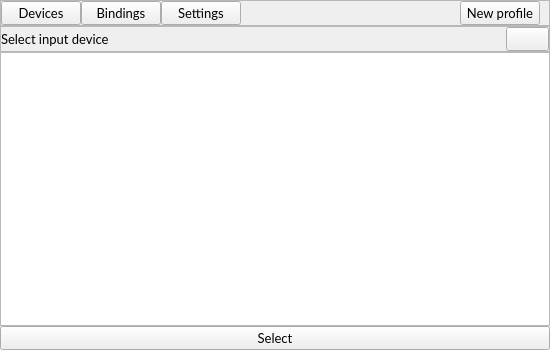
The window that mainwindow.ui (Frewacom/midi-soundboard) describes before a commit, drawn with Qt 5.
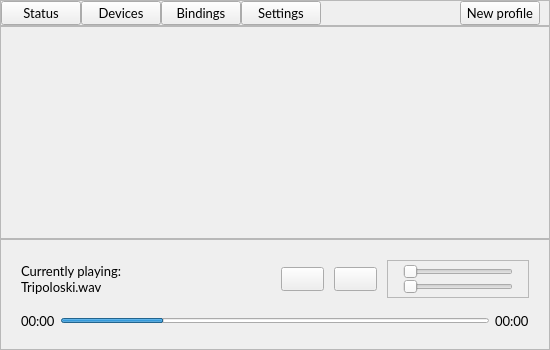
The same window after the commit. Icons and pictures are not drawn.

Commit message: Added the status page and the audio controls section

The edit to the form file:
```diff
--- a/mainwindow.ui
+++ b/mainwindow.ui
@@ -75,6 +75,19 @@
        <property name="bottomMargin">
         <number>0</number>
        </property>
+       <item>
+        <widget class="QPushButton" name="HeaderStatusButton">
+         <property name="accessibleName">
+          <string>btn-header</string>
+         </property>
+         <property name="text">
+          <string>Status</string>
+         </property>
+         <property name="checkable">
+          <bool>true</bool>
+         </property>
+        </widget>
+       </item>
        <item>
         <widget class="QPushButton" name="HeaderDevicesButton">
          <property name="accessibleName">
@@ -142,6 +155,257 @@
     </item>
     <item>
      <widget class="QStackedWidget" name="ScreenWidget">
+      <widget class="QWidget" name="StatusScreen">
+       <layout class="QVBoxLayout" name="verticalLayout_5" stretch="2,0">
+        <property name="spacing">
+         <number>0</number>
+        </property>
+        <property name="leftMargin">
+         <number>0</number>
+        </property>
+        <property name="topMargin">
+         <number>0</number>
+        </property>
+        <property name="rightMargin">
+         <number>0</number>
+        </property>
+        <property name="bottomMargin">
+         <number>0</number>
+        </property>
+        <item>
+         <widget class="QFrame" name="frame">
+          <property name="frameShape">
+           <enum>QFrame::StyledPanel</enum>
+          </property>
+          <property name="frameShadow">
+           <enum>QFrame::Raised</enum>
+          </property>
+         </widget>
+        </item>
+        <item>
+         <widget class="QFrame" name="frame_2">
+          <property name="frameShape">
+           <enum>QFrame::StyledPanel</enum>
+          </property>
+          <property name="frameShadow">
+           <enum>QFrame::Raised</enum>
+          </property>
+          <layout class="QVBoxLayout" name="verticalLayout_7" stretch="2,1">
+           <property name="spacing">
+            <number>15</number>
+           </property>
+           <property name="leftMargin">
+            <number>20</number>
+           </property>
+           <property name="topMargin">
+            <number>20</number>
+           </property>
+           <property name="rightMargin">
+            <number>20</number>
+           </property>
+           <property name="bottomMargin">
+            <number>20</number>
+           </property>
+           <item>
+            <layout class="QHBoxLayout" name="StatusControlsTopLayout">
+             <property name="spacing">
+              <number>10</number>
+             </property>
+             <item>
+              <layout class="QVBoxLayout" name="verticalLayout_9">
+               <property name="spacing">
+                <number>0</number>
+               </property>
+               <item>
+                <widget class="QLabel" name="StatusControlsSongTitle">
+                 <property name="text">
+                  <string>Currently playing:</string>
+                 </property>
+                 <property name="alignment">
+                  <set>Qt::AlignBottom|Qt::AlignLeading|Qt::AlignLeft</set>
+                 </property>
+                </widget>
+               </item>
+               <item>
+                <widget class="QLabel" name="StatusControlsSong">
+                 <property name="accessibleName">
+                  <string>controls-current-song</string>
+                 </property>
+                 <property name="text">
+                  <string>Tripoloski.wav</string>
+                 </property>
+                 <property name="alignment">
+                  <set>Qt::AlignLeading|Qt::AlignLeft|Qt::AlignTop</set>
+                 </property>
+                </widget>
+               </item>
+              </layout>
+             </item>
+             <item>
+              <spacer name="horizontalSpacer">
+               <property name="orientation">
+                <enum>Qt::Horizontal</enum>
+               </property>
+               <property name="sizeHint" stdset="0">
+                <size>
+                 <width>40</width>
+                 <height>20</height>
+                </size>
+               </property>
+              </spacer>
+             </item>
+             <item>
+              <widget class="QPushButton" name="StatusControlsPauseStart">
+               <property name="accessibleName">
+                <string>controls-btn</string>
+               </property>
+               <property name="text">
+                <string/>
+               </property>
+               <property name="icon">
+                <iconset resource="resources.qrc">
+                 <normaloff>:/icons/pause.svg</normaloff>:/icons/pause.svg</iconset>
+               </property>
+              </widget>
+             </item>
+             <item>
+              <widget class="QPushButton" name="StatusControlsReset">
+               <property name="accessibleName">
+                <string>controls-btn</string>
+               </property>
+               <property name="text">
+                <string/>
+               </property>
+               <property name="icon">
+                <iconset resource="resources.qrc">
+                 <normaloff>:/icons/stop.svg</normaloff>:/icons/stop.svg</iconset>
+               </property>
+              </widget>
+             </item>
+             <item>
+              <widget class="QFrame" name="StatusControlsVolumeFrame">
+               <property name="frameShape">
+                <enum>QFrame::StyledPanel</enum>
+               </property>
+               <property name="frameShadow">
+                <enum>QFrame::Raised</enum>
+               </property>
+               <layout class="QVBoxLayout" name="verticalLayout_8">
+                <property name="spacing">
+                 <number>0</number>
+                </property>
+                <property name="leftMargin">
+                 <number>15</number>
+                </property>
+                <property name="topMargin">
+                 <number>3</number>
+                </property>
+                <property name="rightMargin">
+                 <number>15</number>
+                </property>
+                <property name="bottomMargin">
+                 <number>3</number>
+                </property>
+                <item>
+                 <widget class="QSlider" name="StatusControlsVolumeSelf">
+                  <property name="sizePolicy">
+                   <sizepolicy hsizetype="Minimum" vsizetype="Fixed">
+                    <horstretch>0</horstretch>
+                    <verstretch>0</verstretch>
+                   </sizepolicy>
+                  </property>
+                  <property name="minimumSize">
+                   <size>
+                    <width>110</width>
+                    <height>0</height>
+                   </size>
+                  </property>
+                  <property name="accessibleName">
+                   <string>controls-slider</string>
+                  </property>
+                  <property name="orientation">
+                   <enum>Qt::Horizontal</enum>
+                  </property>
+                 </widget>
+                </item>
+                <item>
+                 <widget class="QSlider" name="StatusControlsVolumeOut">
+                  <property name="sizePolicy">
+                   <sizepolicy hsizetype="Minimum" vsizetype="Fixed">
+                    <horstretch>0</horstretch>
+                    <verstretch>0</verstretch>
+                   </sizepolicy>
+                  </property>
+                  <property name="minimumSize">
+                   <size>
+                    <width>110</width>
+                    <height>0</height>
+                   </size>
+                  </property>
+                  <property name="accessibleName">
+                   <string>controls-slider</string>
+                  </property>
+                  <property name="orientation">
+                   <enum>Qt::Horizontal</enum>
+                  </property>
+                 </widget>
+                </item>
+               </layout>
+              </widget>
+             </item>
+            </layout>
+           </item>
+           <item>
+            <layout class="QHBoxLayout" name="StatusControlsBottomLayout">
+             <item>
+              <widget class="QLabel" name="StatusControlsTimeCurrent">
+               <property name="accessibleName">
+                <string>controls-time-label</string>
+               </property>
+               <property name="text">
+                <string>00:00</string>
+               </property>
+              </widget>
+             </item>
+             <item>
+              <widget class="QProgressBar" name="StatusControlsTimebar">
+               <property name="maximumSize">
+                <size>
+                 <width>16777215</width>
+                 <height>5</height>
+                </size>
+               </property>
+               <property name="accessibleName">
+                <string>controls-timebar</string>
+               </property>
+               <property name="value">
+                <number>24</number>
+               </property>
+               <property name="alignment">
+                <set>Qt::AlignBottom|Qt::AlignLeading|Qt::AlignLeft</set>
+               </property>
+               <property name="textVisible">
+                <bool>false</bool>
+               </property>
+              </widget>
+             </item>
+             <item>
+              <widget class="QLabel" name="StatusControlsTimeLength">
+               <property name="accessibleName">
+                <string>controls-time-label</string>
+               </property>
+               <property name="text">
+                <string>00:00</string>
+               </property>
+              </widget>
+             </item>
+            </layout>
+           </item>
+          </layout>
+         </widget>
+        </item>
+       </layout>
+      </widget>
       <widget class="QWidget" name="DeviceSelectionScreen">
        <layout class="QVBoxLayout" name="verticalLayout">
         <property name="spacing">
@@ -255,7 +519,7 @@
            <string>btn-save</string>
           </property>
           <property name="text">
-           <string>Select</string>
+           <string>Select chosen device</string>
           </property>
          </widget>
         </item>
```
The commit also changes 8 other files.
